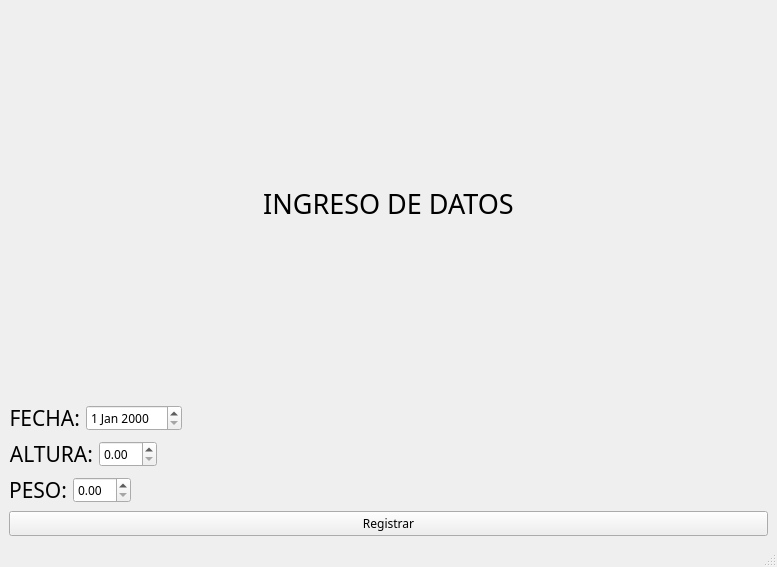
The window that inmaco.ui (CristopherMales/examen) describes before a commit, drawn with Qt 5.
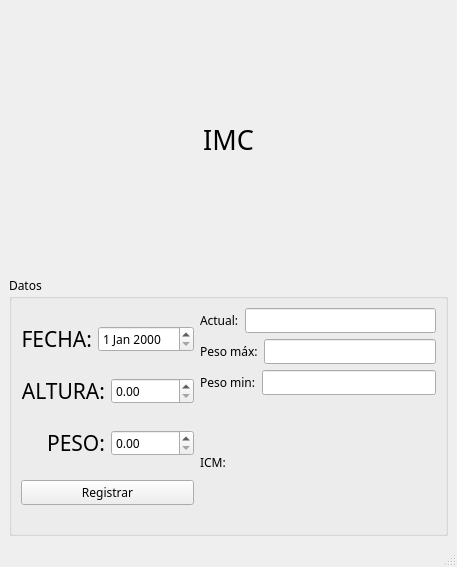
The same window after the commit.

```diff
--- a/inmaco.ui
+++ b/inmaco.ui
@@ -6,7 +6,7 @@
    <rect>
     <x>0</x>
     <y>0</y>
-    <width>777</width>
+    <width>457</width>
     <height>567</height>
    </rect>
   </property>
@@ -29,7 +29,7 @@
        </font>
       </property>
       <property name="text">
-       <string>INGRESO DE DATOS</string>
+       <string>IMC</string>
       </property>
       <property name="alignment">
        <set>Qt::AlignCenter</set>
@@ -37,6 +37,14 @@
      </widget>
     </item>
     <item>
+     <widget class="QGroupBox" name="groupBox">
+      <property name="title">
+       <string>Datos</string>
+      </property>
+      <layout class="QHBoxLayout" name="horizontalLayout_4">
+       <item>
+        <layout class="QVBoxLayout" name="verticalLayout_4">
+         <item>
      <layout class="QHBoxLayout" name="horizontalLayout">
       <item>
        <widget class="QLabel" name="label">
@@ -57,19 +65,6 @@
       <item>
        <widget class="QDateEdit" name="inputFecha"/>
       </item>
-      <item>
-       <spacer name="horizontalSpacer">
-        <property name="orientation">
-         <enum>Qt::Horizontal</enum>
-        </property>
-        <property name="sizeHint" stdset="0">
-         <size>
-          <width>40</width>
-          <height>20</height>
-         </size>
-        </property>
-       </spacer>
-      </item>
      </layout>
     </item>
     <item>
@@ -93,19 +88,6 @@
       <item>
        <widget class="QDoubleSpinBox" name="inputAltura"/>
       </item>
-      <item>
-       <spacer name="horizontalSpacer_2">
-        <property name="orientation">
-         <enum>Qt::Horizontal</enum>
-        </property>
-        <property name="sizeHint" stdset="0">
-         <size>
-          <width>20</width>
-          <height>20</height>
-         </size>
-        </property>
-       </spacer>
-      </item>
      </layout>
     </item>
     <item>
@@ -129,19 +111,6 @@
       <item>
        <widget class="QDoubleSpinBox" name="inputPeso"/>
       </item>
-      <item>
-       <spacer name="horizontalSpacer_3">
-        <property name="orientation">
-         <enum>Qt::Horizontal</enum>
-        </property>
-        <property name="sizeHint" stdset="0">
-         <size>
-          <width>40</width>
-          <height>20</height>
-         </size>
-        </property>
-       </spacer>
-      </item>
      </layout>
     </item>
     <item>
@@ -152,6 +121,82 @@
      </widget>
     </item>
    </layout>
+       </item>
+       <item>
+        <layout class="QVBoxLayout" name="verticalLayout_5">
+         <item>
+          <layout class="QHBoxLayout" name="horizontalLayout_5">
+           <item>
+            <widget class="QLabel" name="label_5">
+             <property name="text">
+              <string>Actual:</string>
+             </property>
+            </widget>
+           </item>
+           <item>
+            <widget class="QLineEdit" name="inputActual">
+             <property name="sizeIncrement">
+              <size>
+               <width>20</width>
+               <height>0</height>
+              </size>
+             </property>
+            </widget>
+           </item>
+          </layout>
+         </item>
+         <item>
+          <layout class="QHBoxLayout" name="horizontalLayout_12">
+           <item>
+            <widget class="QLabel" name="label_6">
+             <property name="text">
+              <string>Peso máx:</string>
+             </property>
+            </widget>
+           </item>
+           <item>
+            <widget class="QLineEdit" name="inputMax"/>
+           </item>
+          </layout>
+         </item>
+         <item>
+          <layout class="QHBoxLayout" name="horizontalLayout_11">
+           <item>
+            <widget class="QLabel" name="label_7">
+             <property name="text">
+              <string>Peso min:</string>
+             </property>
+            </widget>
+           </item>
+           <item>
+            <widget class="QLineEdit" name="inputMin"/>
+           </item>
+          </layout>
+         </item>
+         <item>
+          <layout class="QHBoxLayout" name="horizontalLayout_14">
+           <item>
+            <widget class="QLabel" name="label_8">
+             <property name="text">
+              <string>ICM:</string>
+             </property>
+            </widget>
+           </item>
+           <item>
+            <widget class="QLabel" name="inputicm">
+             <property name="text">
+              <string/>
+             </property>
+            </widget>
+           </item>
+          </layout>
+         </item>
+        </layout>
+       </item>
+      </layout>
+     </widget>
+    </item>
+   </layout>
   </widget>
   <widget class="QMenuBar" name="menubar">
    <property name="geometry">
```
Left out of the diff: 4 changed lines with no effect on the pictures. Lines whose indentation alone changed are shown as unchanged.
